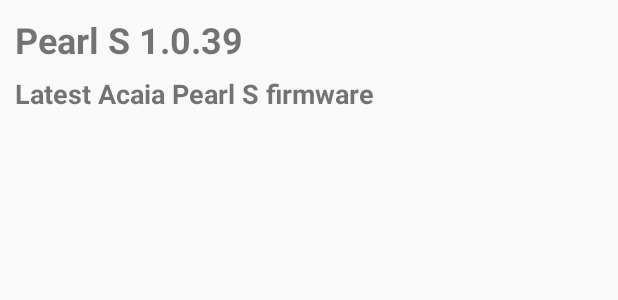
After one commit to chengeva/gittest, an Android app: the layout row_item_firmware.xml on its own in the app's theme, with its tools: preview values and no code run, on a phone screen of 412 x 824 dp. The commit adds this screen. Shown: the top 300 px of the screen. Run offline under Robolectric (Android 15) with nearby library versions, the phone set to English and light mode, and no system bars.

Commit message:
Preapre to work on firmware

```diff
--- a/app/src/main/java/co/acaia/acaiaupdater/view/deviceList/CustomAdaptor.java
+++ b/app/src/main/java/co/acaia/acaiaupdater/view/deviceList/CustomAdaptor.java
@@ -50,7 +50,7 @@ public class CustomAdaptor extends ArrayAdapter<DeviceModel> implements View.OnC
             viewHolder = new ViewHolder();
             LayoutInflater inflater = LayoutInflater.from(getContext());
             convertView = inflater.inflate(R.layout.row_item, parent, false);
-            viewHolder.deviceName=(TextView)convertView.findViewById(R.id.tv_device_name);
+            viewHolder.deviceName=(TextView)convertView.findViewById(R.id.tv_firmware_title);
             viewHolder.deviceName.setText(dataModel.modelName);
             viewHolder.deviceImage=(ImageView)convertView.findViewById(R.id.image_device);
             if(dataModel.modelName.equals(AcaiaDevice.modelLunar)) {
--- a/app/src/main/res/layout/row_item.xml
+++ b/app/src/main/res/layout/row_item.xml
@@ -19,7 +19,7 @@
         android:src="@drawable/img_lunar_default" />
 
     <TextView
-        android:id="@+id/tv_device_name"
+        android:id="@+id/tv_firmware_title"
         android:layout_width="wrap_content"
         android:layout_height="wrap_content"
         android:layout_alignParentRight="false"
--- /dev/null
+++ b/app/src/main/res/layout/row_item_firmware.xml
@@ -0,0 +1,38 @@
+<?xml version="1.0" encoding="utf-8"?>
+<RelativeLayout xmlns:android="http://schemas.android.com/apk/res/android"
+    xmlns:app="http://schemas.android.com/apk/res-auto"
+    android:id="@+id/layout_row"
+    android:layout_width="match_parent"
+    android:layout_height="100dp">
+
+    <LinearLayout
+        android:layout_width="match_parent"
+        android:layout_height="match_parent"
+        android:layout_margin="10dp"
+        android:orientation="vertical">
+
+        <TextView
+            android:id="@+id/tv_firmware_title"
+            android:layout_width="match_parent"
+            android:layout_height="0dp"
+            android:layout_alignParentRight="false"
+            android:layout_weight="1"
+            android:text="Pearl S 1.0.39"
+            android:textSize="24sp"
+            android:textStyle="bold" />
+
+        <TextView
+            android:id="@+id/tv_firmware_caption"
+            android:layout_width="match_parent"
+            android:layout_height="0dp"
+            android:layout_alignParentRight="false"
+            android:layout_weight="1"
+            android:text="Latest Acaia Pearl S firmware"
+            android:textSize="18sp"
+            android:textStyle="bold" />
+
+    </LinearLayout>
+
+
+
+</RelativeLayout>
```
Also changed, not shown: app/src/main/java/co/acaia/acaiaupdater/view/firmwarelList/CustomFirmwareAdaptor.java (added, +57 -0 lines), app/src/main/java/co/acaia/acaiaupdater/view/firmwarelList/FirmwareModel.java (added, +7 -0 lines).
